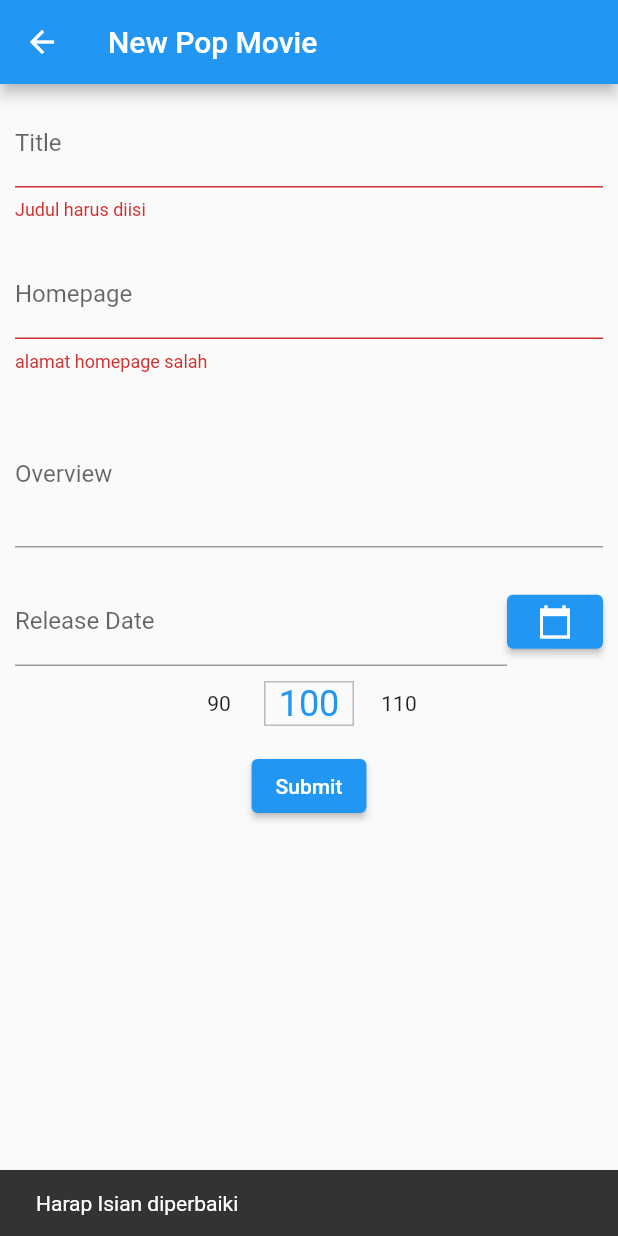
After one commit to daviddprtma/hello_world, a Flutter app: the NewPopMovie screen opened directly, after a tap on "Submit", on a phone screen of 412 x 824 dp. The commit adds this screen. Run offline on Flutter 3.47's test engine with Material 2 defaults, Android fonts, the phone set to English and light mode, and no system bars; drawn by our look-alikes of numberpicker; our stand-ins replace percent_indicator, shared_preferences; accounts and stored records are empty; network calls fail.

Commit message:
update week 10 finish

```diff
--- a/lib/main.dart
+++ b/lib/main.dart
@@ -9,6 +9,7 @@ import 'package:hello_world/screen/history.dart';
 import 'package:hello_world/screen/home.dart';
 import 'package:hello_world/screen/login.dart';
 import 'package:hello_world/screen/my_courses.dart';
+import 'package:hello_world/screen/newpopmovie.dart';
 import 'package:hello_world/screen/popularactor.dart';
 import 'package:hello_world/screen/popularmovie.dart';
 import 'package:hello_world/screen/quiz.dart';
@@ -76,6 +77,7 @@ class MyApp extends StatelessWidget {
         'animasi': (context) => Animasi(),
         'popularmovie': (context) => PopularMovie(),
         'popularactor': (context) => PopularActor(),
+        'newpopmovie': (context) => NewPopMovie(),
       },
     );
   }
@@ -228,6 +230,12 @@ class _MyHomePageState extends State<MyHomePage> {
                 onTap: () {
                   Navigator.popAndPushNamed(context, 'popularactor');
                 }),
+            ListTile(
+                title: Text("New Pop Movie"),
+                leading: Icon(Icons.new_releases),
+                onTap: () {
+                  Navigator.popAndPushNamed(context, 'newpopmovie');
+                }),
             Divider(
               color: Colors.black,
             ),
--- /dev/null
+++ b/lib/screen/newpopmovie.dart
@@ -0,0 +1,165 @@
+import 'dart:convert';
+
+import 'package:flutter/material.dart';
+import 'package:numberpicker/numberpicker.dart';
+import 'package:http/http.dart' as http;
+
+class NewPopMovie extends StatefulWidget {
+  @override
+  State<StatefulWidget> createState() {
+    return _NewPopMovieState();
+  }
+}
+
+class _NewPopMovieState extends State<NewPopMovie> {
+  final _formKey = GlobalKey<FormState>();
+  String _title = "";
+  String _homepage = "";
+  String _overview = "";
+  int _runtime = 100;
+
+  final _controllerDate = TextEditingController();
+
+  void submit() async {
+    final response = await http.post(
+        Uri.parse("https://ubaya.fun/flutter/160419103/newpopmovie.php"),
+        body: {
+          'title': _title,
+          'overview': _overview,
+          'homepage': _homepage,
+          'release_date': _controllerDate.text,
+          'runtime': _runtime.toString(),
+        });
+    if (response.statusCode == 200) {
+      Map json = jsonDecode(response.body);
+      if (json['result'] == 'success') {
+        if (!mounted) return;
+        ScaffoldMessenger.of(context)
+            .showSnackBar(SnackBar(content: Text('Sukses Menambah Data')));
+      }
+    } else {
+      throw Exception('Failed to read API');
+    }
+  }
+
+  @override
+  Widget build(BuildContext context) {
+    return Scaffold(
+        appBar: AppBar(
+          title: Text('New Pop Movie'),
+        ),
+        body: Form(
+          key: _formKey,
+          child: Column(
+            children: <Widget>[
+              Padding(
+                  padding: EdgeInsets.all(10),
+                  child: TextFormField(
+                    decoration: const InputDecoration(
+                      labelText: 'Title',
+                    ),
+                    onChanged: (value) {
+                      _title = value;
+                    },
+                    validator: (value) {
+                      if (value == null || value.isEmpty) {
+                        return 'Judul harus diisi';
+                      }
+                      return null;
+                    },
+                  )),
+              Padding(
+                  padding: EdgeInsets.all(10),
+                  child: TextFormField(
+                    decoration: const InputDecoration(
+                      labelText: 'Homepage',
+                    ),
+                    onChanged: (value) {
+                      _homepage = value;
+                    },
+                    validator: (value) {
+                      if (value == null || !Uri.parse(value).isAbsolute) {
+                        return 'alamat homepage salah';
+                      }
+                      return null;
+                    },
+                  )),
+              Padding(
+                  padding: EdgeInsets.all(10),
+                  child: TextFormField(
+                    decoration: const InputDecoration(
+                      labelText: 'Overview',
+                    ),
+                    onChanged: (value) {
+                      _overview = value;
+                    },
+                    keyboardType: TextInputType.multiline,
+                    minLines: 3,
+                    maxLines: 6,
+                  )),
+              Padding(
+                  padding: EdgeInsets.all(10),
+                  child: Row(
+                    mainAxisAlignment: MainAxisAlignment.start,
+                    children: [
+                      Expanded(
+                          child: TextFormField(
+                        decoration: const InputDecoration(
+                          labelText: 'Release Date',
+                        ),
+                        controller: _controllerDate,
+                      )),
+                      ElevatedButton(
+                          onPressed: () {
+                            showDatePicker(
+                                    context: context,
+                                    initialDate: DateTime.now(),
+                                    firstDate: DateTime(1990),
+                                    lastDate: DateTime(2030))
+                                .then((value) {
+                              setState(() {
+                                _controllerDate.text =
+                                    value.toString().substring(0, 10);
+                              });
+                            });
+                          },
+                          child: Icon(
+                            Icons.calendar_today_sharp,
+                            color: Colors.white,
+                            size: 24.0,
+                          ))
+                    ],
+                  )),
+              NumberPicker(
+                value: _runtime,
+                axis: Axis.horizontal,
+                minValue: 50,
+                maxValue: 300,
+                itemHeight: 30,
+                itemWidth: 60,
+                step: 10,
+                onChanged: (value) => setState(() => _runtime = value),
+                decoration: BoxDecoration(
+                  border: Border.all(color: Colors.black26),
+                ),
+              ),
+              Padding(
+                padding: const EdgeInsets.symmetric(vertical: 16.0),
+                child: ElevatedButton(
+                  onPressed: () {
+                    if (_formKey.currentState != null &&
+                        !_formKey.currentState!.validate()) {
+                      ScaffoldMessenger.of(context).showSnackBar(
+                          SnackBar(content: Text('Harap Isian diperbaiki')));
+                    } else {
+                      submit();
+                    }
+                  },
+                  child: Text('Submit'),
+                ),
+              ),
+            ],
+          ),
+        ));
+  }
+}
--- a/pubspec.yaml
+++ b/pubspec.yaml
@@ -33,6 +33,7 @@ dependencies:
   shared_preferences: ^2.0.15
   http: ^0.13.5
   json_annotation: ^4.7.0
+  numberpicker: ^2.1.1
 
   # The following adds the Cupertino Icons font to your application.
   # Use with the CupertinoIcons class for iOS style icons.
```
Also changed, not shown: pubspec.lock.
